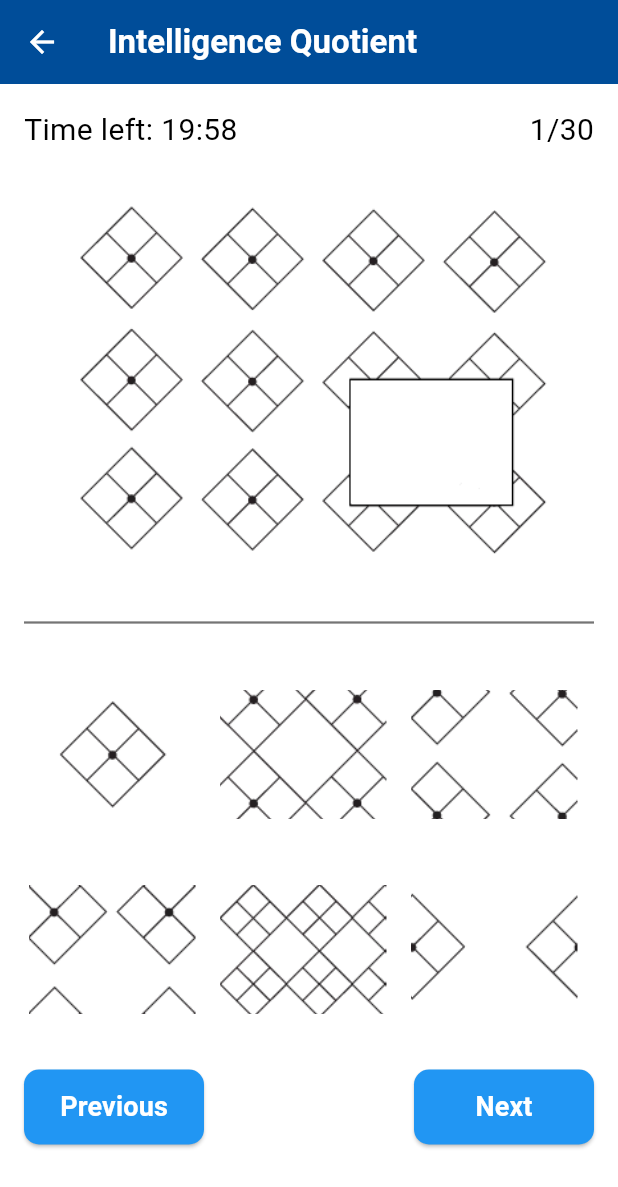
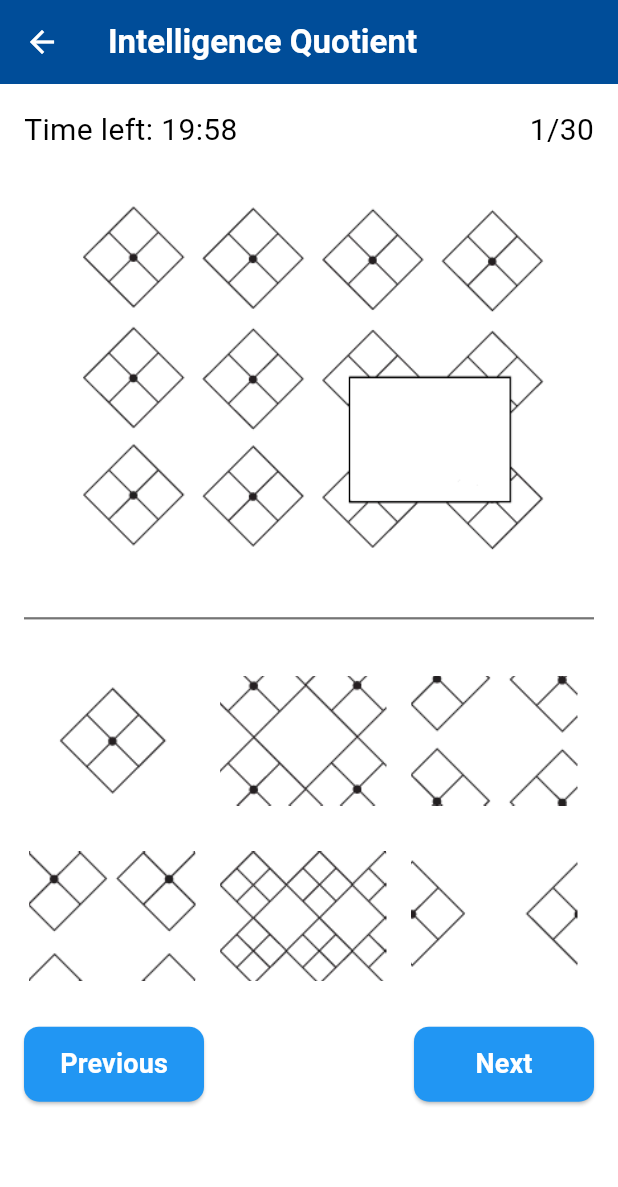
Before and after one commit to PrintN/Human-Benchmark, a Flutter app: the IntelligenceQuotientScreen screen opened directly, after a tap on "Start Test", on a phone screen of 412 x 824 dp. Shown: the top 1187 px of the screen. Run offline on Flutter 3.47's test engine with Material 3 defaults, Android fonts, the light colour scheme and no system bars; our stand-ins replace fl_chart, flutter_tts, just_audio, share_plus, shared_preferences; accounts and stored records are empty; Roboto replaces fonts that are missing (RobotoMono); project files that could hold a hidden picture were left out.

Commit message:
Made responsive

```diff
--- a/lib/intelligence_quotient.dart
+++ b/lib/intelligence_quotient.dart
@@ -342,7 +342,7 @@ class _IntelligenceQuotientScreenState
                   child: Image.asset(
                     questions[currentQuestionIndex]['question'] as String,
                     fit: BoxFit.cover,
-                    height: 250,
+                    height: MediaQuery.of(context).size.height * 0.3,
                   ),
                 ),
               ),
@@ -368,7 +368,7 @@ class _IntelligenceQuotientScreenState
                       children: [
                         Container(
                           width: MediaQuery.of(context).size.width / 3 - 20,
-                          height: 120,
+                          height: MediaQuery.of(context).size.height * 0.13,
                           decoration: BoxDecoration(
                             color:
                                 isDarkMode ? Colors.white : Colors.transparent,
@@ -394,7 +394,7 @@ class _IntelligenceQuotientScreenState
                         if (isSelected)
                           Container(
                             width: MediaQuery.of(context).size.width / 3 - 20,
-                            height: 120,
+                            height: MediaQuery.of(context).size.height * 0.13,
                             decoration: BoxDecoration(
                               color: isDarkMode
                                   ? const Color.fromARGB(255, 119, 119, 119)
@@ -440,7 +440,9 @@ class _IntelligenceQuotientScreenState
                 SizedBox(
                   width: 120,
                   child: ElevatedButton(
-                    onPressed: _nextQuestion,
+                    onPressed: currentQuestionIndex == questions.length - 1
+                        ? _finishTest
+                        : _nextQuestion,
                     style: ElevatedButton.styleFrom(
                       backgroundColor: isDarkMode
                           ? Color.fromARGB(255, 24, 24, 24)
@@ -451,9 +453,11 @@ class _IntelligenceQuotientScreenState
                         borderRadius: BorderRadius.circular(10),
                       ),
                     ),
-                    child: const Text(
-                      'Next',
-                      style: TextStyle(
+                    child: Text(
+                      currentQuestionIndex == questions.length - 1
+                          ? 'Finish'
+                          : 'Next',
+                      style: const TextStyle(
                         fontSize: 18,
                         fontWeight: FontWeight.bold,
                         color: Colors.white,
@@ -463,33 +467,6 @@ class _IntelligenceQuotientScreenState
                 ),
               ],
             ),
-            if (_isFinishButtonVisible)
-              Center(
-                child: Padding(
-                  padding: const EdgeInsets.only(top: 20),
-                  child: ElevatedButton(
-                    onPressed: _finishTest,
-                    style: ElevatedButton.styleFrom(
-                      backgroundColor: isDarkMode
-                          ? Color.fromARGB(255, 24, 24, 24)
-                          : Colors.blue,
-                      padding: const EdgeInsets.symmetric(
-                          vertical: 12, horizontal: 24),
-                      shape: RoundedRectangleBorder(
-                        borderRadius: BorderRadius.circular(10),
-                      ),
-                    ),
-                    child: const Text(
-                      'Finish Test',
-                      style: TextStyle(
-                        fontSize: 18,
-                        fontWeight: FontWeight.bold,
-                        color: Colors.white,
-                      ),
-                    ),
-                  ),
-                ),
-              ),
           ],
         ),
       ),
```
